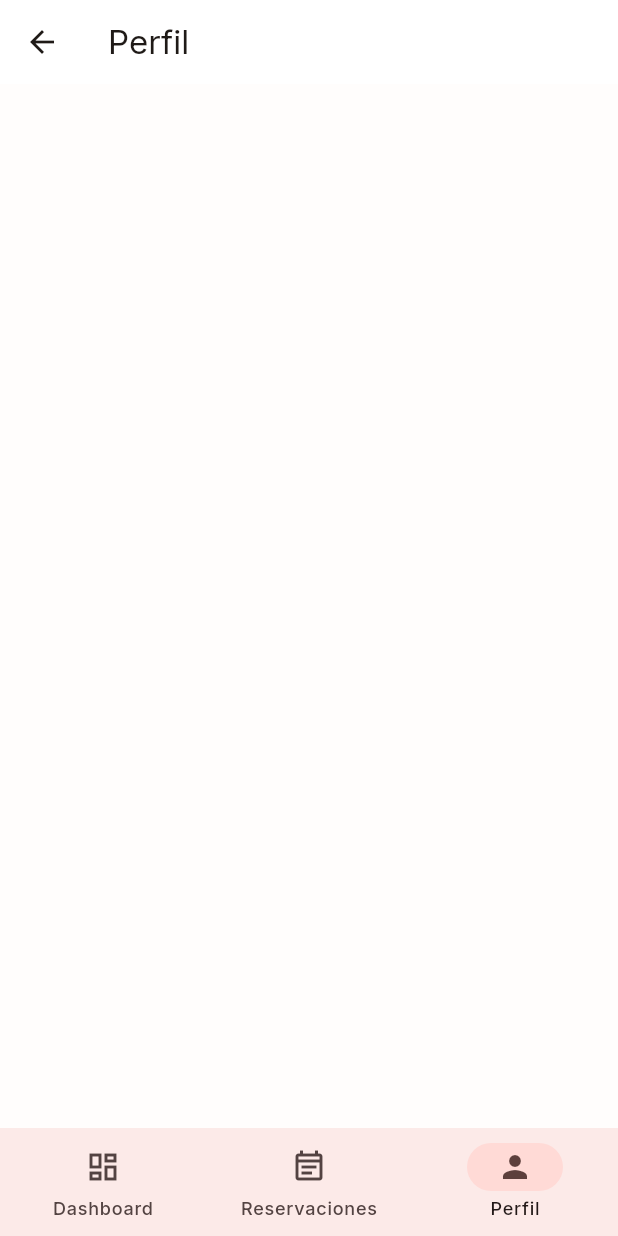
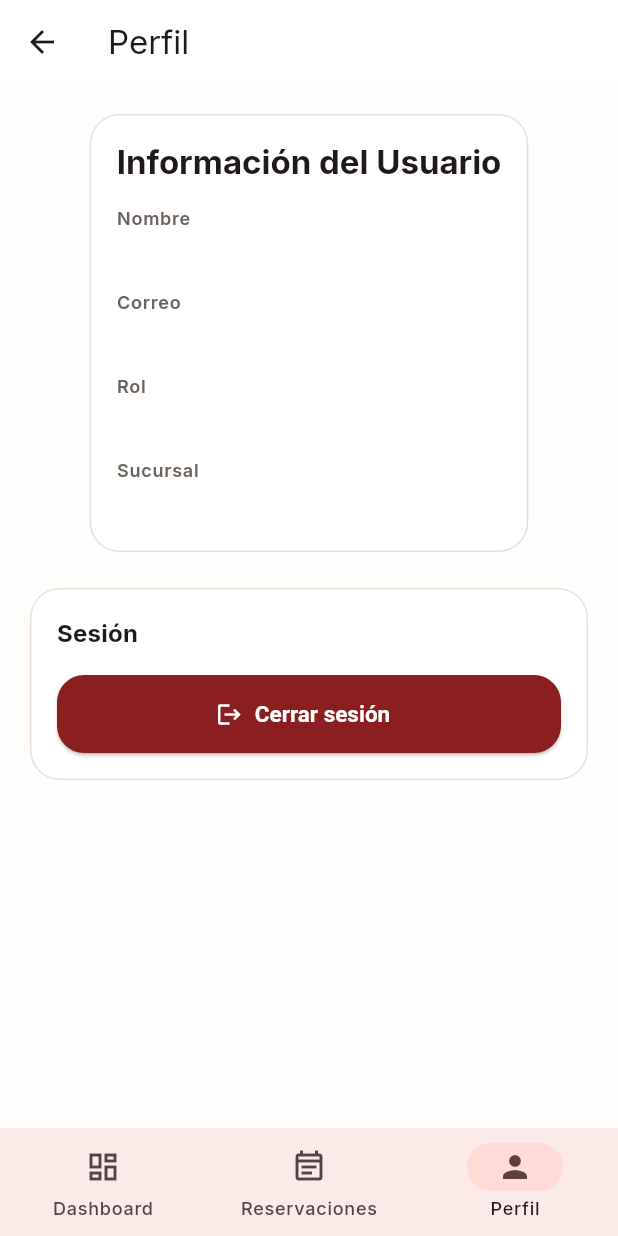
Before and after one commit to DevCraftersEnterprise/focacha-reservations-app, a Flutter app: the AuthenticatedShell screen opened directly, item 3 of the bottom bar chosen, on a phone screen of 412 x 824 dp. Run offline on Flutter 3.47's test engine with Material 3 defaults, Android fonts, the phone set to English and light mode, and no system bars; our stand-ins replace dio, flutter_riverpod, flutter_secure_storage, go_router, google_fonts; accounts and stored records are empty.

Commit message:
Refactor app structure to integrate AuthenticatedShell, add ProfilePage, and enhance ReservationsPage layout

```diff
--- a/lib/app/app.dart
+++ b/lib/app/app.dart
@@ -5,7 +5,7 @@ import '../core/constants/app_strings.dart';
 import '../core/theme/app_theme.dart';
 import '../features/auth/presentation/pages/login_page.dart';
 import '../features/auth/presentation/providers/auth_provider.dart';
-import '../features/dashboard/presentation/pages/dashboard_page.dart';
+import 'shell/authenticated_shell.dart';
 // import 'router/app_router.dart';
 
 class ReservationApp extends ConsumerWidget {
@@ -26,7 +26,7 @@ class ReservationApp extends ConsumerWidget {
             return const LoginPage();
           }
 
-          return const DashboardPage();
+          return const AuthenticatedShell();
         },
         loading: () {
           return const _AppBootLoader();
--- a/lib/app/shell/authenticated_shell.dart
+++ b/lib/app/shell/authenticated_shell.dart
@@ -3,6 +3,7 @@ import 'package:flutter_riverpod/flutter_riverpod.dart';
 
 import '../../core/constants/app_colors.dart';
 import '../../features/dashboard/presentation/pages/dashboard_page.dart';
+import '../../features/profile/presentation/pages/profile_page.dart';
 import '../../features/reservations/presentation/pages/reservations_page.dart';
 
 class AuthenticatedShell extends ConsumerStatefulWidget {
@@ -18,7 +19,7 @@ class _AuthenticatedShellState extends ConsumerState<AuthenticatedShell> {
   final List<Widget> _pages = const [
     DashboardPage(),
     ReservationsPage(),
-    // ProfilePage(),
+    ProfilePage(),
   ];
 
   final List<String> _titles = const ['Dashboard', 'Reservaciones', 'Perfil'];
--- a/lib/features/auth/presentation/pages/login_page.dart
+++ b/lib/features/auth/presentation/pages/login_page.dart
@@ -55,7 +55,7 @@ class _LoginPageState extends ConsumerState<LoginPage> {
       setState(() {
         _errorMessage = authService.extractErrorMessage(
           error,
-          fallback: 'No se pudo iniciar sesión.',
+          fallback: 'No se pudo iniciar sesión',
         );
       });
     }
--- a/lib/features/dashboard/presentation/pages/dashboard_page.dart
+++ b/lib/features/dashboard/presentation/pages/dashboard_page.dart
@@ -2,9 +2,7 @@ import 'package:flutter/material.dart';
 import 'package:flutter_riverpod/flutter_riverpod.dart';
 
 import '../../../../core/constants/app_colors.dart';
-import '../../../auth/presentation/pages/login_page.dart';
 import '../../../auth/presentation/providers/auth_provider.dart';
-import '../../../reservations/presentation/pages/reservations_page.dart';
 
 class DashboardPage extends ConsumerWidget {
   const DashboardPage({super.key});
@@ -13,27 +11,8 @@ class DashboardPage extends ConsumerWidget {
   Widget build(BuildContext context, WidgetRef ref) {
     final session = ref.watch(authProvider).value;
 
-    return Scaffold(
-      appBar: AppBar(
-        title: const Text('Dashboard'),
-        actions: [
-          IconButton(
-            onPressed: () async {
-              await ref.read(authProvider.notifier).logout();
-
-              if (!context.mounted) return;
-
-              Navigator.of(context).pushAndRemoveUntil(
-                MaterialPageRoute(builder: (_) => const LoginPage()),
-                (_) => false,
-              );
-            },
-            icon: const Icon(Icons.logout),
-          ),
-        ],
-      ),
-      body: SafeArea(
-        child: Padding(
+    return SafeArea(
+      child: SingleChildScrollView(
         padding: const EdgeInsets.all(16),
         child: Column(
           children: [
@@ -45,8 +24,9 @@ class DashboardPage extends ConsumerWidget {
                   children: [
                     Text(
                       'Bienvenido(a)',
-                        style: Theme.of(context).textTheme.titleMedium
-                            ?.copyWith(color: AppColors.textSecondary),
+                      style: Theme.of(context).textTheme.titleMedium?.copyWith(
+                        color: AppColors.textSecondary,
+                      ),
                     ),
                     const SizedBox(height: 6),
                     Text(
@@ -54,7 +34,7 @@ class DashboardPage extends ConsumerWidget {
                       style: Theme.of(context).textTheme.headlineSmall
                           ?.copyWith(fontWeight: FontWeight.w700),
                     ),
-                      const SizedBox(height: 10),
+                    const SizedBox(height: 12),
                     Text(
                       'Rol: ${session?.user.role ?? '-'}',
                       style: Theme.of(context).textTheme.bodyMedium,
@@ -69,16 +49,25 @@ class DashboardPage extends ConsumerWidget {
               ),
             ),
             const SizedBox(height: 16),
-              ElevatedButton(
-                onPressed: () {
-                  Navigator.of(context).push(
-                    MaterialPageRoute(builder: (_) => const ReservationsPage()),
-                  );
-                },
-                child: const Text('Ir a reservaciones'),
+            Card(
+              child: Padding(
+                padding: const EdgeInsets.all(18),
+                child: Column(
+                  crossAxisAlignment: CrossAxisAlignment.start,
+                  children: [
+                    Text(
+                      'Resumen rápido',
+                      style: Theme.of(context).textTheme.titleMedium?.copyWith(
+                        fontWeight: FontWeight.w700,
+                      ),
+                    ),
+                    const SizedBox(height: 12),
+                    const Text('Aquí luego mostraremos el dashboard operativo'),
+                  ],
+                ),
+              ),
             ),
           ],
-          ),
         ),
       ),
     );
--- /dev/null
+++ b/lib/features/profile/presentation/pages/profile_page.dart
@@ -0,0 +1,114 @@
+import 'package:flutter/material.dart';
+import 'package:flutter_riverpod/flutter_riverpod.dart';
+
+import '../../../../core/constants/app_colors.dart';
+import '../../../auth/presentation/providers/auth_provider.dart';
+
+class ProfilePage extends ConsumerWidget {
+  const ProfilePage({super.key});
+
+  @override
+  Widget build(BuildContext context, WidgetRef ref) {
+    final session = ref.watch(authProvider).value;
+    final user = session?.user;
+
+    return SafeArea(
+      child: SingleChildScrollView(
+        padding: const EdgeInsets.all(16),
+        child: Column(
+          children: [
+            Card(
+              child: Padding(
+                padding: const EdgeInsets.all(18),
+                child: Column(
+                  crossAxisAlignment: CrossAxisAlignment.start,
+                  children: [
+                    Text(
+                      'Información del Usuario',
+                      style: Theme.of(context).textTheme.titleLarge?.copyWith(
+                        fontWeight: FontWeight.w700,
+                      ),
+                    ),
+                    const SizedBox(height: 16),
+                    _ProfileRow(
+                      label: 'Nombre',
+                      value: '${user?.firstName ?? ''} ${user?.lastName ?? ''}',
+                    ),
+                    const SizedBox(height: 12),
+                    _ProfileRow(label: 'Correo', value: user?.email ?? ''),
+                    const SizedBox(height: 12),
+                    _ProfileRow(label: 'Rol', value: user?.role ?? ''),
+                    const SizedBox(height: 12),
+                    _ProfileRow(
+                      label: 'Sucursal',
+                      value: user?.branch?.name ?? '',
+                    ),
+                  ],
+                ),
+              ),
+            ),
+            const SizedBox(height: 16),
+            Card(
+              child: Padding(
+                padding: const EdgeInsets.all(18),
+                child: Column(
+                  crossAxisAlignment: CrossAxisAlignment.stretch,
+                  children: [
+                    Text(
+                      'Sesión',
+                      style: Theme.of(context).textTheme.titleMedium?.copyWith(
+                        fontWeight: FontWeight.w700,
+                      ),
+                    ),
+                    const SizedBox(height: 16),
+                    ElevatedButton.icon(
+                      onPressed: () async {
+                        await ref.read(authProvider.notifier).logout();
+                      },
+                      icon: const Icon(Icons.logout),
+                      label: const Text('Cerrar sesión'),
+                      style: ElevatedButton.styleFrom(
+                        backgroundColor: AppColors.primary,
+                      ),
+                    ),
+                  ],
+                ),
+              ),
+            ),
+          ],
+        ),
+      ),
+    );
+  }
+}
+
+class _ProfileRow extends StatelessWidget {
+  const _ProfileRow({required this.label, required this.value});
+
+  final String label;
+  final String value;
+
+  @override
+  Widget build(BuildContext context) {
+    return Column(
+      crossAxisAlignment: CrossAxisAlignment.start,
+      children: [
+        Text(
+          label,
+          style: Theme.of(context).textTheme.labelMedium?.copyWith(
+            color: AppColors.textSecondary,
+            fontWeight: FontWeight.w600,
+          ),
+        ),
+        const SizedBox(height: 4),
+        Text(
+          value,
+          style: Theme.of(context).textTheme.bodyLarge?.copyWith(
+            color: AppColors.textPrimary,
+            fontWeight: FontWeight.w500,
+          ),
+        ),
+      ],
+    );
+  }
+}
```
Also changed, not shown: lib/features/reservations/presentation/pages/reservations_page.dart (+23 -4 lines). Lines whose indentation alone changed are shown as unchanged.
